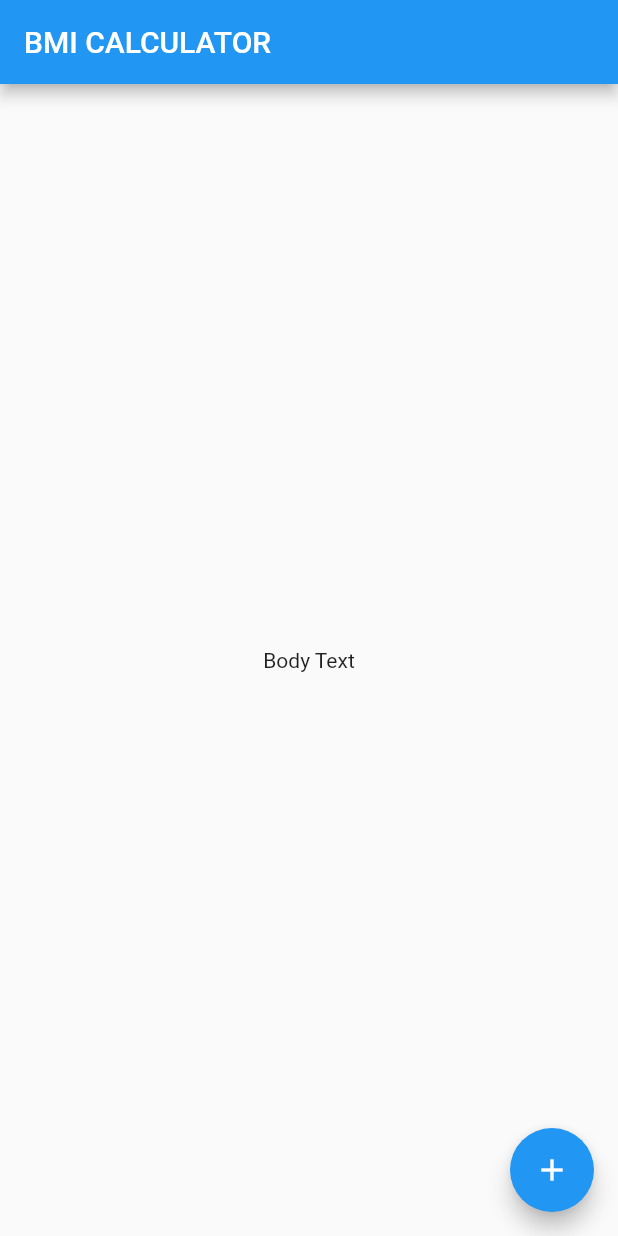
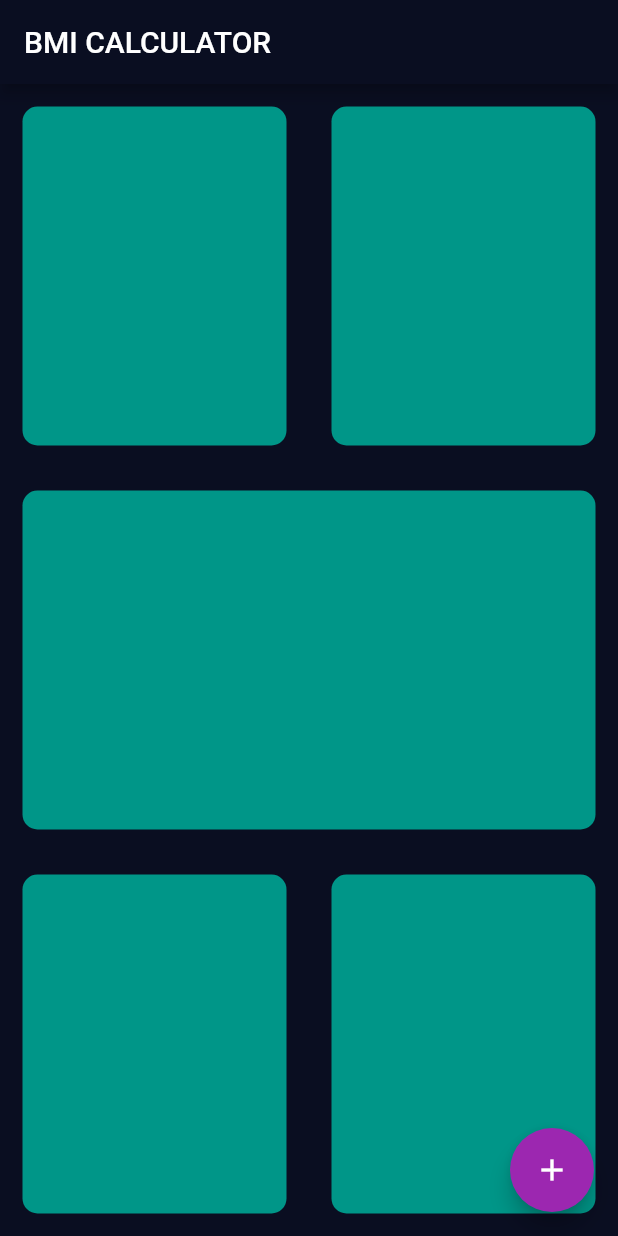
Before and after one commit to deepcodingios/BMI_Calculator, a Flutter app: the screen it shows after launch, on a phone screen of 412 x 824 dp. Run offline on Flutter 3.47's test engine with Material 2 defaults, Android fonts, the phone set to English and light mode, and no system bars.

Commit message:
1. Extracting Widgets and making them as reusable, 2. Using Final for widget property

```diff
--- /dev/null
+++ b/lib/inputpage.dart
@@ -0,0 +1,81 @@
+import 'package:flutter/material.dart';
+
+class InputPage extends StatefulWidget {
+  @override
+  _InputPageState createState() => _InputPageState();
+}
+
+class _InputPageState extends State<InputPage> {
+  @override
+  Widget build(BuildContext context) {
+    return Scaffold(
+      appBar: AppBar(
+        title: Text('BMI CALCULATOR'),
+        backgroundColor: Color(0xFF0A0E21),
+      ),
+      body: Center(
+        child: Column(
+          children: [
+            Expanded(
+              child: Row(
+                children: [
+                  Expanded(
+                    child: ReusableCard(
+                      colour: Colors.teal,
+                    ),
+                  ),
+                  Expanded(
+                    child: ReusableCard(
+                      colour: Colors.teal,
+                    ),
+                  )
+                ],
+              ),
+            ),
+            Expanded(
+              child: ReusableCard(
+                colour: Colors.teal,
+              ),
+            ),
+            Expanded(
+              child: Row(
+                children: [
+                  Expanded(
+                    child: ReusableCard(
+                      colour: Colors.teal,
+                    ),
+                  ),
+                  Expanded(
+                    child: ReusableCard(
+                      colour: Colors.teal,
+                    ),
+                  ),
+                ],
+              ),
+            ),
+          ],
+        ),
+      ),
+      floatingActionButton: FloatingActionButton(
+        child: Icon(Icons.add),
+      ),
+    );
+  }
+}
+
+class ReusableCard extends StatelessWidget {
+  ReusableCard({@required this.colour});
+
+  final Color colour;
+
+  @override
+  Widget build(BuildContext context) {
+    return Container(
+      margin: EdgeInsets.all(15.0),
+      decoration: BoxDecoration(
+        color: colour,
+        borderRadius: BorderRadius.circular(10.0),
+      ),
+    );
+  }
+}
--- a/lib/main.dart
+++ b/lib/main.dart
@@ -1,4 +1,5 @@
 import 'package:flutter/material.dart';
+import 'inputpage.dart';
 
 void main() => runApp(BMICalculator());
 
@@ -6,29 +7,16 @@ class BMICalculator extends StatelessWidget {
   @override
   Widget build(BuildContext context) {
     return MaterialApp(
+      theme: ThemeData(
+        primaryColor: Color(0xFF0A0E21),
+        scaffoldBackgroundColor: Color(0xFF0A0E21),
+        textTheme: TextTheme(
+          bodyLarge: TextStyle(color: Colors.white),
+        ),
+        colorScheme:
+            ColorScheme.fromSwatch().copyWith(secondary: Colors.purple),
+      ),
       home: InputPage(),
     );
   }
 }
-
-class InputPage extends StatefulWidget {
-  @override
-  _InputPageState createState() => _InputPageState();
-}
-
-class _InputPageState extends State<InputPage> {
-  @override
-  Widget build(BuildContext context) {
-    return Scaffold(
-      appBar: AppBar(
-        title: Text('BMI CALCULATOR'),
-      ),
-      body: Center(
-        child: Text('Body Text'),
-      ),
-      floatingActionButton: FloatingActionButton(
-        child: Icon(Icons.add),
-      ),
-    );
-  }
-}
```
Also changed, not shown: 6 other files.
